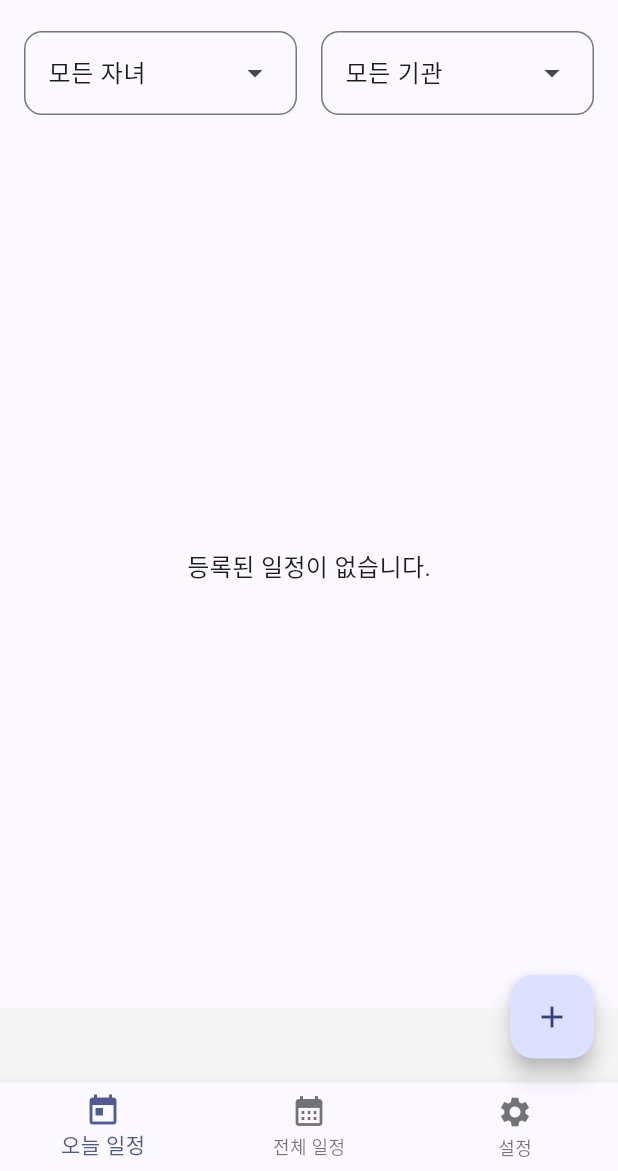
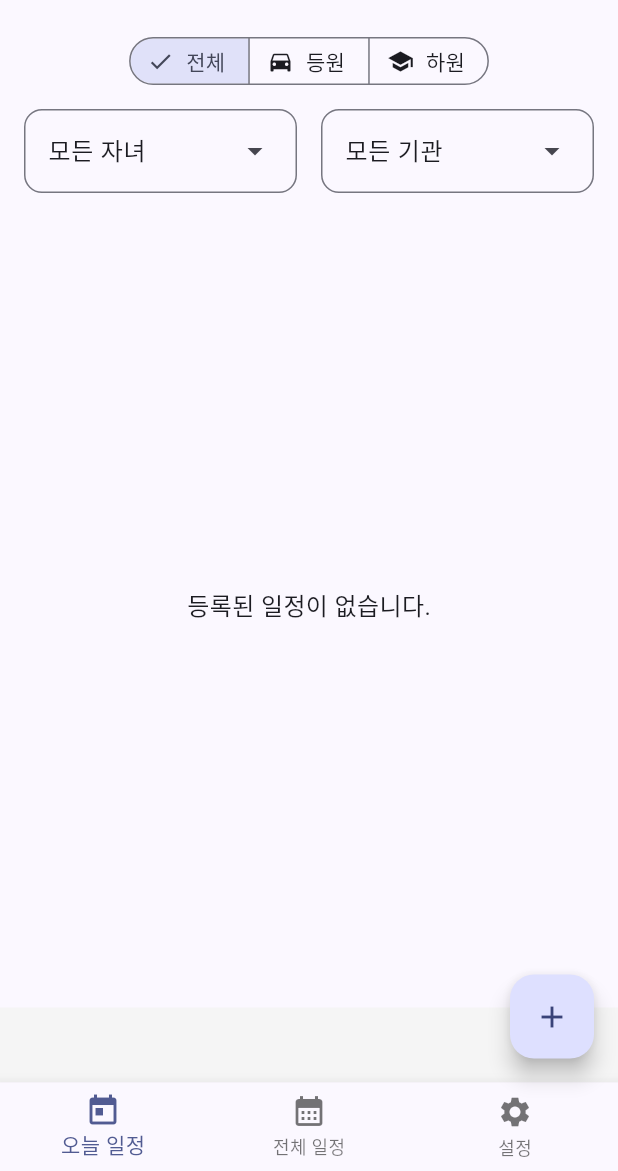
Before and after one commit to twinkleroot/parent-helper, a Flutter app: the screen it shows once a user with an empty profile is signed in, on a phone screen of 412 x 824 dp, the part 65-1236 px from its top. Run offline on Flutter 3.47's test engine with Material 3 defaults, Android fonts, the phone set to English and light mode, and no system bars; drawn by our look-alikes of google_mobile_ads; our stand-ins replace cloud_firestore, firebase_auth, firebase_core, flutter_dotenv, flutter_local_notifications, google_sign_in and 3 more; accounts and stored records are empty; network calls fail; statements that could not run were skipped.

Commit message:
UI, UX 변경, 등/하원 필터 추가

```diff
--- a/lib/screens/tabs/today_schedule_tab.dart
+++ b/lib/screens/tabs/today_schedule_tab.dart
@@ -17,6 +17,7 @@ class TodayScheduleTab extends StatefulWidget {
 class _TodayScheduleTabState extends State<TodayScheduleTab> {
   String? _selectedChildId;
   String? _selectedInstitutionId;
+  ScheduleType? _selectedType; // 등/하원 필터 상태 변수 추가
 
   @override
   Widget build(BuildContext context) {
@@ -44,7 +45,7 @@ class _TodayScheduleTabState extends State<TodayScheduleTab> {
               }
               final allSchedules = snapshot.data!;
 
-              // [!!!] 수정: Dart에서 3중 필터링 수행
+              // Dart에서 3중 필터링 수행
               final filteredSchedules = allSchedules.where((schedule) {
                 // 1. 요일 필터 (가장 중요)
                 final matchDay = schedule.daysOfWeek.contains(todayWeekday);
@@ -57,7 +58,10 @@ class _TodayScheduleTabState extends State<TodayScheduleTab> {
                 final matchInstitution = _selectedInstitutionId == null ||
                     schedule.institutionId == _selectedInstitutionId;
 
-                return matchDay && matchChild && matchInstitution;
+                // 4. 등/하원 필터 추가
+                final matchType = _selectedType == null || schedule.type == _selectedType;
+
+                return matchDay && matchChild && matchInstitution && matchType;
               }).toList();
 
               // 1순위: 시간, 2순위: 아이 이름 순으로 정렬
@@ -106,13 +110,53 @@ class _TodayScheduleTabState extends State<TodayScheduleTab> {
     );
   }
 
-  // [추가] 필터 바 위젯
+  // 필터 바 위젯
   Widget _buildFilterBar(FirestoreService firestoreService) {
+
+    final roundedDropdownTheme = InputDecorationTheme(
+      border: OutlineInputBorder(
+        borderRadius: BorderRadius.circular(12.0),
+      ),
+      contentPadding:
+      const EdgeInsets.symmetric(horizontal: 12.0, vertical: 15.0),
+    );
+
     return Padding(
       padding: const EdgeInsets.symmetric(horizontal: 16.0, vertical: 8.0),
-      child: Row(
+      child: Column(
         children: [
+          // 1. 등/하원 필터 (SegmentedButton) 추가
+          SegmentedButton<ScheduleType?>(
+            segments: const [
+              ButtonSegment<ScheduleType?>(
+                value: null, // '전체'
+                label: Text('전체'),
+                icon: Icon(Icons.clear_all),
+              ),
+              ButtonSegment<ScheduleType?>(
+                value: ScheduleType.pickup, // '등원/픽업'
+                label: Text('등원'),
+                icon: Icon(Icons.directions_car),
+              ),
+              ButtonSegment<ScheduleType?>(
+                value: ScheduleType.dropoff, // '하원'
+                label: Text('하원'),
+                icon: Icon(Icons.school),
+              ),
+            ],
+            selected: {_selectedType},
+            onSelectionChanged: (Set<ScheduleType?> newSelection) {
+              setState(() => _selectedType = newSelection.first);
+            },
+            // 꽉 차게 보이도록 스타일 조정
+            style: SegmentedButton.styleFrom(
+              visualDensity: VisualDensity.compact,
+            ),
+          ),
+          const SizedBox(height: 12), // 필터 사이 간격
           // 자녀 필터
+          Row(
+            children: [
               Expanded(
                 child: StreamBuilder<List<Child>>(
                   stream: firestoreService.getChildren(),
@@ -134,14 +178,7 @@ class _TodayScheduleTabState extends State<TodayScheduleTab> {
                     ];
 
                     return DropdownMenu<String?>(
-                  inputDecorationTheme: InputDecorationTheme(
-                    border: OutlineInputBorder(
-                      borderRadius: BorderRadius.circular(12.0), // 둥근 모서리
-                    ),
-                    // DropdownMenu의 높이(패딩) 조절
-                    contentPadding: const EdgeInsets.symmetric(
-                        horizontal: 12.0, vertical: 15.0),
-                  ),
+                      inputDecorationTheme: roundedDropdownTheme,
                       alignmentOffset: const Offset(0, 0), // 메뉴를 60픽셀 아래로 강제 이동
                       initialSelection: _selectedChildId,
                       expandedInsets: EdgeInsets.zero,  // expandedInsets으로 Expanded 위젯을 꽉 채움
@@ -177,14 +214,7 @@ class _TodayScheduleTabState extends State<TodayScheduleTab> {
                     ];
 
                     return DropdownMenu<String?>(
-                  inputDecorationTheme: InputDecorationTheme(
-                    border: OutlineInputBorder(
-                      borderRadius: BorderRadius.circular(12.0), // 둥근 모서리
-                    ),
-                    // DropdownMenu의 높이(패딩) 조절
-                    contentPadding: const EdgeInsets.symmetric(
-                        horizontal: 12.0, vertical: 15.0),
-                  ),
+                      inputDecorationTheme: roundedDropdownTheme,
                       alignmentOffset: const Offset(0, 0), // 메뉴를 60픽셀 아래로 강제 이동
                       initialSelection: _selectedInstitutionId,
                       expandedInsets: EdgeInsets.zero,  // expandedInsets으로 Expanded 위젯을 꽉 채움
@@ -199,6 +229,8 @@ class _TodayScheduleTabState extends State<TodayScheduleTab> {
               ),
             ],
           ),
+        ],
+      ),
     );
   }
 }
```
Also changed, not shown: lib/screens/tabs/all_schedules_tab.dart (+39 -4 lines), lib/services/firestore_service.dart (+89 -11 lines), lib/widgets/schedule_list_item.dart (+39 -3 lines). Lines whose indentation alone changed are shown as unchanged.
